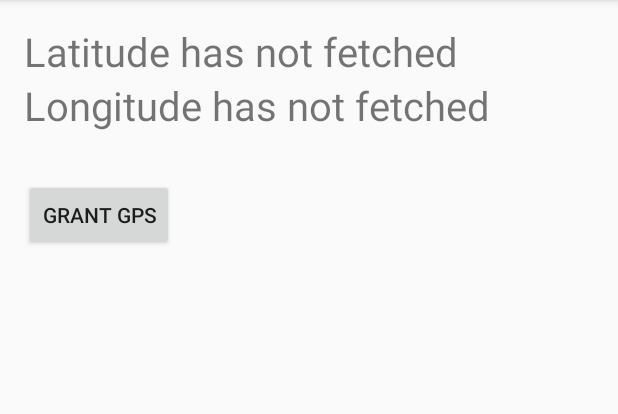
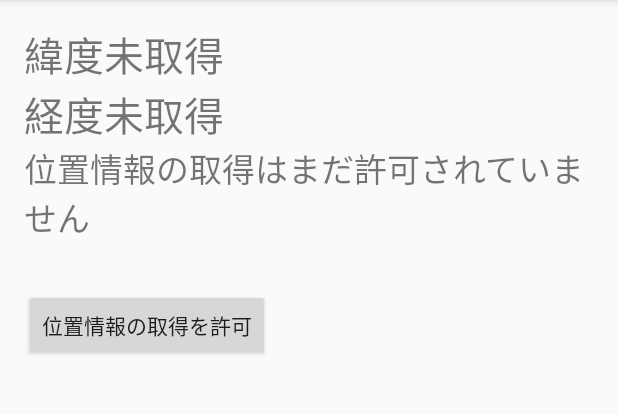
Before and after one commit to incheon/GPSPermissionTest, an Android app: the screen it shows after launch (MainActivity), on a phone screen of 412 x 824 dp, the part 84-498 px from its top. Run offline under Robolectric (Android 15) with nearby library versions, the phone set to English and light mode, and no system bars.

Commit message:
Update interface

```diff
--- a/app/src/main/res/layout/activity_main.xml
+++ b/app/src/main/res/layout/activity_main.xml
@@ -11,15 +11,20 @@
         android:layout_width="match_parent"
         android:layout_height="match_parent">
 
-        <TextView android:text="Latitude has not fetched" android:layout_width="wrap_content"
+        <TextView android:text="緯度未取得" android:layout_width="wrap_content"
             android:layout_height="wrap_content"
             android:id="@+id/tvLatitude"
             android:textSize="12pt" />
 
-        <TextView android:text="Longitude has not fetched" android:layout_width="wrap_content"
+        <TextView android:text="経度未取得" android:layout_width="wrap_content"
             android:layout_height="wrap_content"
             android:id="@+id/tvLongitude"
             android:textSize="12pt" />
+
+        <TextView android:text="位置情報の取得はまだ許可されていません" android:layout_width="wrap_content"
+            android:layout_height="wrap_content"
+            android:id="@+id/tvFineLocationPermissionState"
+            android:textSize="10pt" />
 
         <Button
             android:layout_width="wrap_content"
--- a/app/src/main/res/values/strings.xml
+++ b/app/src/main/res/values/strings.xml
@@ -1,4 +1,4 @@
 <resources>
     <string name="app_name">GPS Permission Test</string>
-    <string name="btnGrantGPS">Grant GPS</string>
+    <string name="btnGrantGPS">位置情報の取得を許可</string>
 </resources>
```
